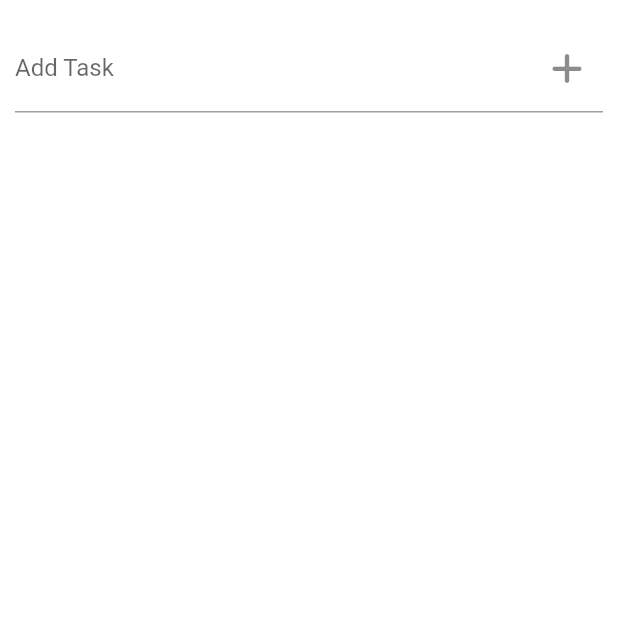
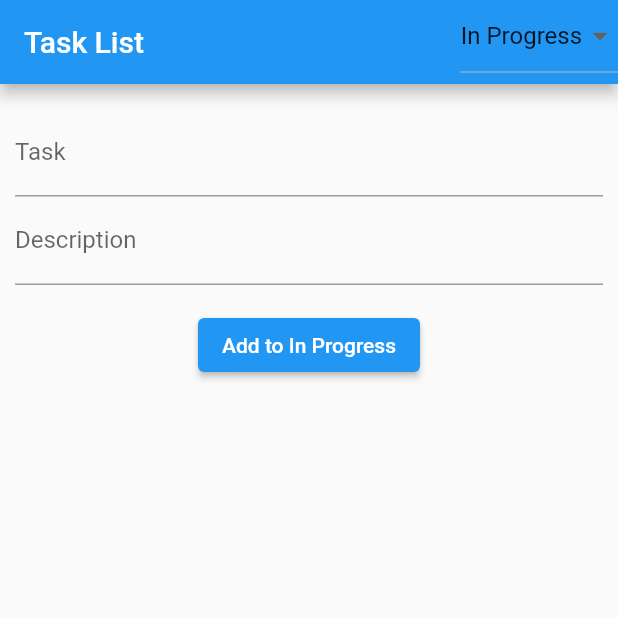
Before and after one commit to mrpolad/noteapp, a Flutter app: the screen it shows after launch, on a phone screen of 412 x 824 dp, the top half of it. Run offline on Flutter 3.47's test engine with Material 2 defaults, Android fonts, the phone set to English and light mode, and no system bars.

Commit message:
Please enter the commit message for your changes. Lines starting with '#' will be ignored, and an empty message aborts the commit.
On branch main
Your branch is up to date with 'origin/main'.

Changes to be committed:
	modified:   lib/main.dart
	modified:   lib/pages/home_page.dart

```diff
--- a/lib/main.dart
+++ b/lib/main.dart
@@ -11,13 +11,11 @@ class MyApp extends StatefulWidget {
   State<MyApp> createState() => _MyAppState();
 }
 
-final List<String> taskList = [];
-
 class _MyAppState extends State<MyApp> {
   @override
   Widget build(BuildContext context) {
     return const MaterialApp(
-      title: 'Task',
+      title: 'To do App',
       home: HomePage(),
       debugShowCheckedModeBanner: false,
     );
--- a/lib/pages/home_page.dart
+++ b/lib/pages/home_page.dart
@@ -1,63 +1,122 @@
 import 'package:flutter/material.dart';
-import 'package:font_awesome_flutter/font_awesome_flutter.dart';
-
-import '../main.dart';
 
 class HomePage extends StatefulWidget {
   const HomePage({super.key});
 
   @override
+  // ignore: library_private_types_in_public_api
   _HomePageState createState() => _HomePageState();
 }
 
 class _HomePageState extends State<HomePage> {
-  final TextEditingController _textEditController = TextEditingController();
-  int index = 0;
+  final TextEditingController _taskTextController = TextEditingController();
+  final TextEditingController _descriptionTextController =
+      TextEditingController();
+  String selectedCategory = "In Progress";
+
+  final Map<String, List<Map<String, String>>> taskCategories = {
+    "In Progress": [],
+    "Done": [],
+  };
+
   void addTask() {
+    final String task = _taskTextController.text;
+    final String description = _descriptionTextController.text;
+
     setState(() {
-      taskList.add(_textEditController.text);
-      _textEditController.clear();
+      taskCategories[selectedCategory]!.add({
+        "task": task,
+        "description": description,
+      });
+
+      _taskTextController.clear();
+      _descriptionTextController.clear();
     });
   }
 
-  void clearTask() {
+  void clearTask(int index) {
     setState(() {
-      taskList.removeAt(index);
+      taskCategories[selectedCategory]!.removeAt(index);
     });
   }
 
   @override
   Widget build(BuildContext context) {
-    return Column(
+    List<Map<String, String>> currentList = taskCategories[selectedCategory]!;
+
+    return Scaffold(
+      appBar: AppBar(
+        title: const Text('Task List'),
+        actions: [
+          DropdownButton<String>(
+            value: selectedCategory,
+            onChanged: (newValue) {
+              setState(() {
+                selectedCategory = newValue!;
+              });
+            },
+            items: ["In Progress", "Done"]
+                .map<DropdownMenuItem<String>>((String value) {
+              return DropdownMenuItem<String>(
+                value: value,
+                child: Text(value),
+              );
+            }).toList(),
+          ),
+        ],
+      ),
+      body: SingleChildScrollView(
+        child: Column(
           crossAxisAlignment: CrossAxisAlignment.start,
           children: <Widget>[
             Padding(
               padding: const EdgeInsets.symmetric(horizontal: 10, vertical: 16),
-          child: TextFormField(
-            controller: _textEditController,
-            decoration: InputDecoration(
-              border: const UnderlineInputBorder(),
-              labelText: 'Add Task',
-              suffixIcon: IconButton(
-                onPressed: addTask,
-                icon: const FaIcon(FontAwesomeIcons.plus),
+              child: Column(
+                crossAxisAlignment: CrossAxisAlignment.start,
+                children: [
+                  TextFormField(
+                    controller: _taskTextController,
+                    decoration: const InputDecoration(
+                      border: UnderlineInputBorder(),
+                      labelText: 'Task',
                     ),
                   ),
+                  TextFormField(
+                    controller: _descriptionTextController,
+                    decoration: const InputDecoration(
+                      border: UnderlineInputBorder(),
+                      labelText: 'Description',
                     ),
                   ),
-        Expanded(
-          child: ListView.builder(
-            itemCount: taskList.length,
+                ],
+              ),
+            ),
+            Row(
+              mainAxisAlignment: MainAxisAlignment.center,
+              children: <Widget>[
+                ElevatedButton(
+                  onPressed: addTask,
+                  child: Text("Add to $selectedCategory"),
+                ),
+              ],
+            ),
+            ListView.builder(
+              shrinkWrap: true,
+              itemCount: currentList.length,
               itemBuilder: (BuildContext context, int index) {
                 return ListTile(
-                title: Text(taskList[index]),
+                  title: Text(currentList[index]["task"] ?? ""),
+                  subtitle: Text(currentList[index]["description"] ?? ""),
                   leading: IconButton(
-                    onPressed: clearTask, icon: const Icon(Icons.delete)),
+                    onPressed: () => clearTask(index),
+                    icon: const Icon(Icons.delete),
+                  ),
                 );
               },
             ),
+          ],
         ),
-      ],
+      ),
     );
   }
 }
```
Lines whose indentation alone changed are shown as unchanged.
